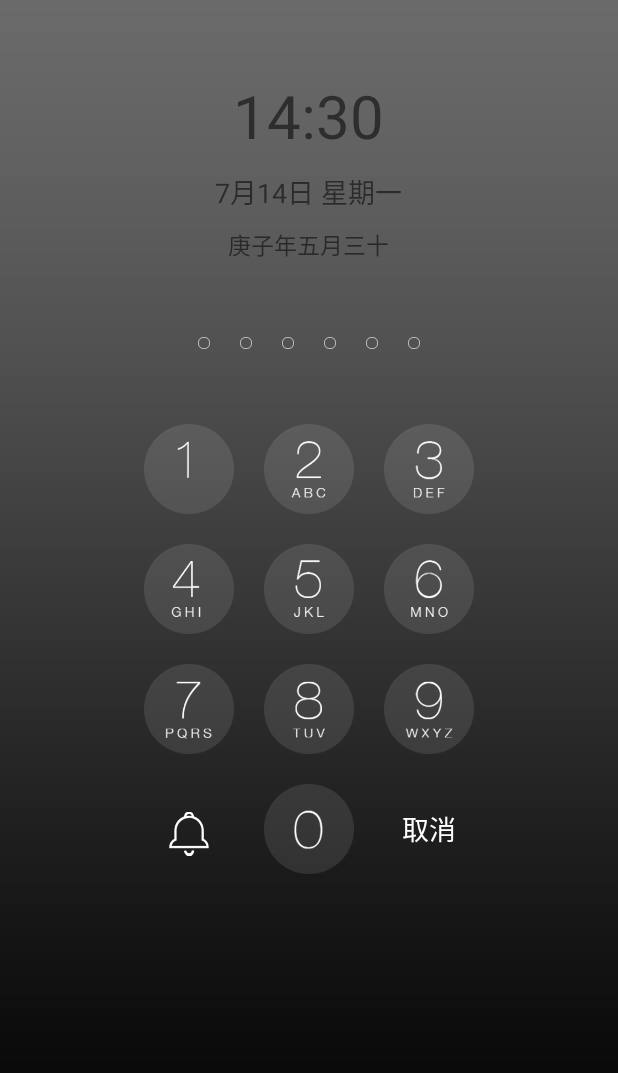
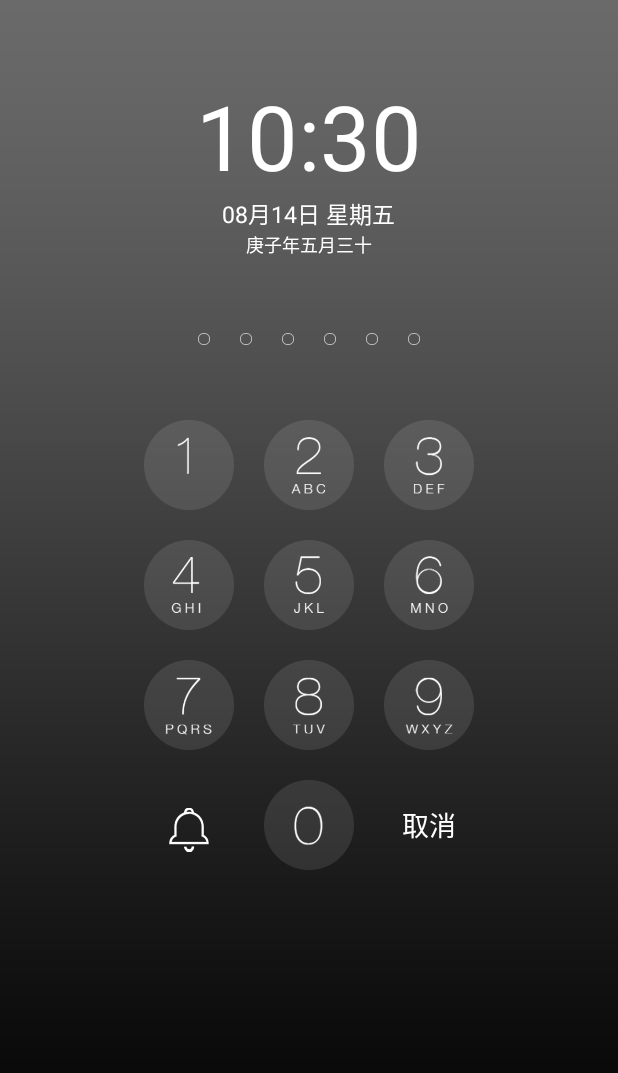
Before and after one commit to huanhuanjie/UnlockApplication, an Android app: the screen it shows after launch (MainActivity), on a phone screen of 412 x 824 dp. Shown: the top 1073 px of the screen. Run offline under Robolectric (Android 15) with nearby library versions, the light colour scheme and no system bars.

Commit message:
get date and time

```diff
--- a/app/src/main/java/com/example/unlockapplication/Activity/MainActivity.java
+++ b/app/src/main/java/com/example/unlockapplication/Activity/MainActivity.java
@@ -3,15 +3,18 @@ package com.example.unlockapplication.Activity;
 import androidx.appcompat.app.AppCompatActivity;
 import android.os.Bundle;
 import android.widget.GridView;
+import android.widget.TextView;
 
 import com.example.unlockapplication.R;
 import com.example.unlockapplication.Util.MyGridViewAdapter;
+import com.example.unlockapplication.Util.ObtainTime;
 import com.example.unlockapplication.entity.GridViewItem;
 
 import java.util.ArrayList;
 
 public class MainActivity extends AppCompatActivity {
 
+    ObtainTime obtainTime;
     ArrayList<GridViewItem> datas = new ArrayList<>();
     int[] images;
 
@@ -21,6 +24,17 @@ public class MainActivity extends AppCompatActivity {
         setContentView(R.layout.activity_main);
 
         GridView gridView = findViewById(R.id.gridview_numbers);
+        TextView time = findViewById(R.id.time);
+        TextView date = findViewById(R.id.date);
+        TextView week = findViewById(R.id.week);
+        TextView lunar_date = findViewById(R.id.lunar_date);
+
+        obtainTime = new ObtainTime();
+        time.setText(obtainTime.getTime());
+        date.setText(obtainTime.getDate());
+        week.setText(obtainTime.getWeek());
+        //lunar_date.setText(obtainTime.getWeek());
+
         images = new int[]{R.drawable.num1,R.drawable.num2,R.drawable.num3,
                 R.drawable.num4,R.drawable.num5,R.drawable.num6,
                 R.drawable.num7,R.drawable.num8,R.drawable.num9,
--- a/app/src/main/java/com/example/unlockapplication/Util/ObtainTime.java
+++ b/app/src/main/java/com/example/unlockapplication/Util/ObtainTime.java
@@ -1,5 +1,56 @@
 package com.example.unlockapplication.Util;
+
+import java.text.SimpleDateFormat;
+import java.util.Calendar;
 
 public class ObtainTime {
 
+    long currentDate;
+    SimpleDateFormat simpleDateFormat;
+
+    public ObtainTime() {
+        this.currentDate = System.currentTimeMillis();
+    }
+
+    public String getTime(){
+        simpleDateFormat = new SimpleDateFormat("HH:mm");
+        String time = simpleDateFormat.format(currentDate);
+        return time;
+    }
+
+    public String getDate(){
+        simpleDateFormat = new SimpleDateFormat("MM月dd日");
+        String date = simpleDateFormat.format(currentDate);
+        return date;
+    }
+
+    public String getWeek(){
+        Calendar cal = Calendar.getInstance();
+        int i = cal.get(Calendar.DAY_OF_WEEK);
+        switch (i) {
+            case 1:
+                return "星期日";
+            case 2:
+                return "星期一";
+            case 3:
+                return "星期二";
+            case 4:
+                return "星期三";
+            case 5:
+                return "星期四";
+            case 6:
+                return "星期五";
+            case 7:
+                return "星期六";
+            default:
+                return "";
+        }
+    }
+
+    /*public String getLunarDate(){
+        simpleDateFormat = new SimpleDateFormat("MM月dd日");
+        String date = simpleDateFormat.format(currentDate);
+        return date;
+    }*/
+
 }
--- a/app/src/main/res/layout/activity_main.xml
+++ b/app/src/main/res/layout/activity_main.xml
@@ -15,22 +15,34 @@
         android:gravity="center_horizontal"
         android:layout_marginTop="50dp">
         <TextView
+            android:id="@+id/time"
             android:layout_width="wrap_content"
             android:layout_height="wrap_content"
             android:text="14:30"
-            android:textSize="40sp"/>
+            android:textSize="60sp"/>
+        <LinearLayout
+            android:layout_width="wrap_content"
+            android:layout_height="wrap_content">
+            <TextView
+                android:id="@+id/date"
+                android:layout_width="wrap_content"
+                android:layout_height="wrap_content"
+                android:text="7月14日"
+                android:textSize="15sp"/>
+            <TextView
+                android:id="@+id/week"
+                android:layout_width="wrap_content"
+                android:layout_height="wrap_content"
+                android:layout_marginLeft="4dp"
+                android:text="星期一"
+                android:textSize="15sp"/>
+        </LinearLayout>
         <TextView
-            android:layout_width="wrap_content"
-            android:layout_height="wrap_content"
-            android:text="7月14日 星期一"
-            android:textSize="18sp"
-            android:layout_marginTop="10dp"/>
-        <TextView
+            android:id="@+id/lunar_date"
             android:layout_width="wrap_content"
             android:layout_height="wrap_content"
             android:text="庚子年五月三十"
-            android:textSize="15sp"
-            android:layout_marginTop="10dp"/>
+            android:textSize="12sp"/>
     </LinearLayout>
 
     <LinearLayout
--- a/app/src/main/res/layout/item_layout.xml
+++ b/app/src/main/res/layout/item_layout.xml
@@ -17,7 +17,6 @@
         android:id="@+id/tv"
         android:layout_width="wrap_content"
         android:layout_height="wrap_content"
-        android:textColor="#fff"
         android:textSize="18sp"
         android:layout_centerInParent="true"/>
 </RelativeLayout>
--- a/app/src/main/res/layout/item_layout_bell.xml
+++ b/app/src/main/res/layout/item_layout_bell.xml
@@ -17,7 +17,6 @@
         android:id="@+id/tv_bell"
         android:layout_width="wrap_content"
         android:layout_height="wrap_content"
-        android:textColor="#fff"
         android:textSize="18sp"
         android:layout_centerInParent="true"/>
 </RelativeLayout>
--- a/app/src/main/res/values/styles.xml
+++ b/app/src/main/res/values/styles.xml
@@ -5,5 +5,10 @@
         <item name="colorPrimary">@color/colorPrimary</item>
         <item name="colorPrimaryDark">@color/colorPrimaryDark</item>
         <item name="colorAccent">@color/colorAccent</item>
+        <item name="android:textViewStyle">@style/MyTextViewStyle</item>
+    </style>
+
+    <style name="MyTextViewStyle" parent="android:Widget.TextView">
+        <item name="android:textColor">#fff</item>
     </style>
 </resources>
```
